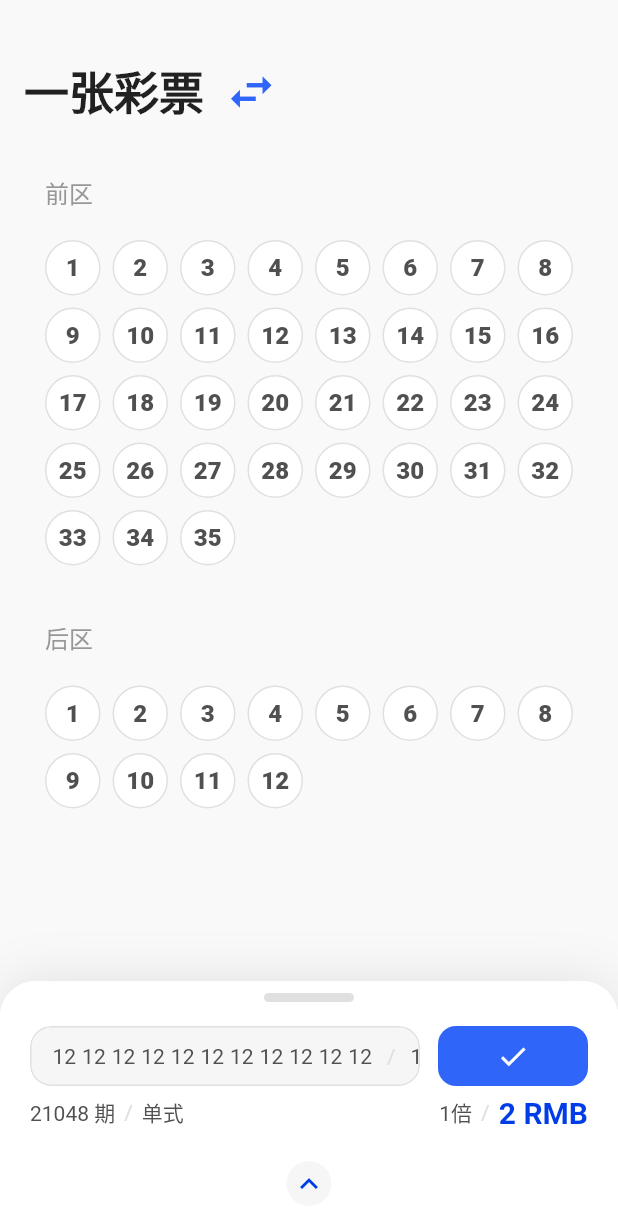
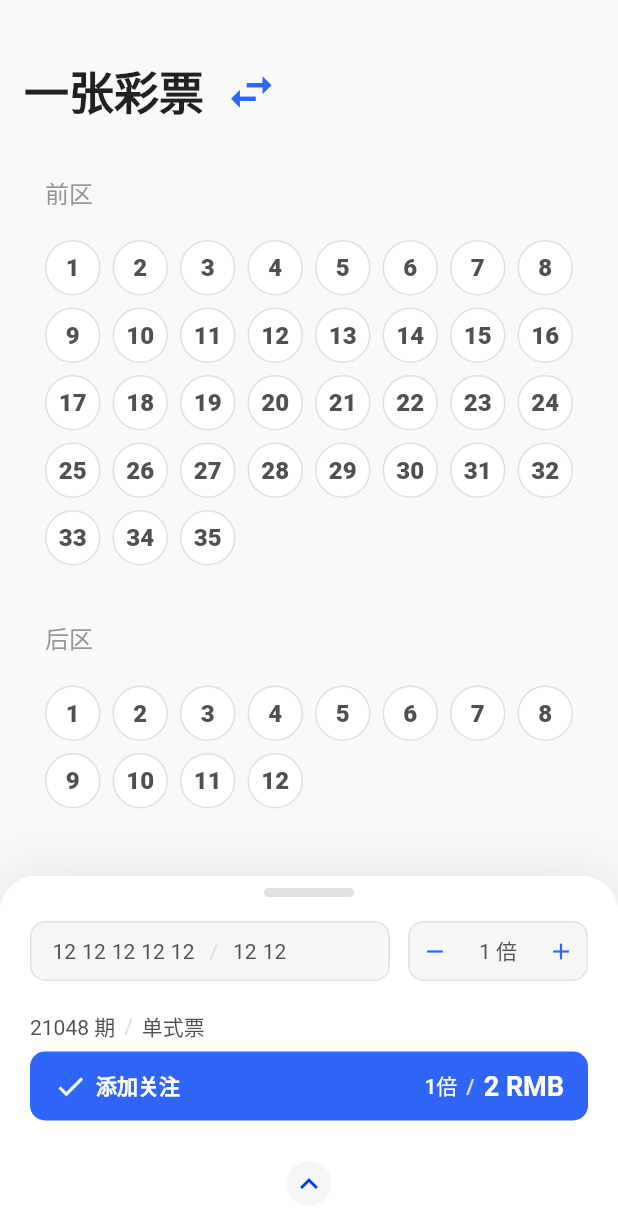
Before and after one commit to ShookLyngs/lyngs-donator, a Flutter app: the screen it shows after launch, on a phone screen of 412 x 824 dp. Shown: the top 1229 px of the screen. Run offline on Flutter 3.47's test engine with Material 2 defaults, Android fonts, the light colour scheme and no system bars; drawn by our look-alikes of sliding_up_panel; our stand-ins replace get.

Commit message:
update(view/generate/panel_collapsed): update layout and styles.

```diff
--- a/lib/pages/generate/body/balls_list.dart
+++ b/lib/pages/generate/body/balls_list.dart
@@ -48,7 +48,7 @@ class GenerateFullBallsList extends GetxWidget<GeneratePageState> {
       ),
 
       // Fixed padding bottom, for cover the positioned panel.
-      SizedBox(height: state.panelMinHeight),
+      SizedBox(height: state.panelMinHeight + 30),
 
     ]));
   }
--- a/lib/pages/generate/generate_panel.dart
+++ b/lib/pages/generate/generate_panel.dart
@@ -84,7 +84,7 @@ class GeneratePanel extends GetxWidget<GeneratePageState> {
                     onPressed: () {},
                     style: TextButton.styleFrom(
                       shape: RoundedRectangleBorder(
-                        borderRadius: BorderRadius.circular(12),
+                        borderRadius: state.innerBorderRadius,
                       ),
                     ),
                     child: Row(children: [
--- a/lib/pages/generate/generate_panel_collapsed.dart
+++ b/lib/pages/generate/generate_panel_collapsed.dart
@@ -35,19 +35,17 @@ class GeneratePanelCollapsed extends GetxWidget<GeneratePageState> {
             ),
             const SizedBox(height: 16),
 
-            // Balls, and subscribe button
+            // Balls, and Times button
             Row(children: [
               Expanded(
                 child: SizedBox(
                   height: 40,
                   child: ClipRRect(
-                    borderRadius: const BorderRadius.all(Radius.circular(14)),
+                    borderRadius: state.innerBorderRadius,
                     child: Container(
                       decoration: BoxDecoration(
                         color: Theme.of(context).backgroundColor,
-                        borderRadius: const BorderRadius.all(
-                          Radius.circular(14),
-                        ),
+                        borderRadius: state.innerBorderRadius,
                         border: Border.all(
                           color: Theme.of(context).dividerColor,
                         ),
@@ -57,6 +55,7 @@ class GeneratePanelCollapsed extends GetxWidget<GeneratePageState> {
                         physics: const BouncingScrollPhysics(),
                         children: [
                           const SizedBox(width: 12),
+
                           const Center(child: Padding(
                             padding: EdgeInsets.symmetric(horizontal: 2),
                             child: Text('12'),
@@ -77,30 +76,7 @@ class GeneratePanelCollapsed extends GetxWidget<GeneratePageState> {
                             padding: EdgeInsets.symmetric(horizontal: 2),
                             child: Text('12'),
                           )),
-                          const Center(child: Padding(
-                            padding: EdgeInsets.symmetric(horizontal: 2),
-                            child: Text('12'),
-                          )),
-                          const Center(child: Padding(
-                            padding: EdgeInsets.symmetric(horizontal: 2),
-                            child: Text('12'),
-                          )),
-                          const Center(child: Padding(
-                            padding: EdgeInsets.symmetric(horizontal: 2),
-                            child: Text('12'),
-                          )),
-                          const Center(child: Padding(
-                            padding: EdgeInsets.symmetric(horizontal: 2),
-                            child: Text('12'),
-                          )),
-                          const Center(child: Padding(
-                            padding: EdgeInsets.symmetric(horizontal: 2),
-                            child: Text('12'),
-                          )),
-                          const Center(child: Padding(
-                            padding: EdgeInsets.symmetric(horizontal: 2),
-                            child: Text('12'),
-                          )),
+
                           Center(child: Padding(
                             padding: const EdgeInsets.symmetric(horizontal: 8),
                             child: Text(
@@ -110,6 +86,7 @@ class GeneratePanelCollapsed extends GetxWidget<GeneratePageState> {
                               ),
                             ),
                           )),
+
                           const Center(child: Padding(
                             padding: EdgeInsets.symmetric(horizontal: 2),
                             child: Text('12'),
@@ -128,29 +105,69 @@ class GeneratePanelCollapsed extends GetxWidget<GeneratePageState> {
               const SizedBox(width: 12),
               SizedBox(
                 height: 40,
-                child: ElevatedButton(
-                  onPressed: () {
-                    Get.changeTheme(Get.isDarkMode ? lightTheme : darkTheme);
-                    print('change theme type, ${Get.isDarkMode}');
-                  },
-                  style: ElevatedButton.styleFrom(
-                    shadowColor: Colors.transparent,
-                    minimumSize: const Size.fromWidth(100),
-                    shape: RoundedRectangleBorder(
-                      borderRadius: BorderRadius.circular(12),
+                width: 120,
+                child: ClipRRect(
+                  borderRadius: state.innerBorderRadius,
+                  child: Container(
+                    decoration: BoxDecoration(
+                      color: Theme.of(context).backgroundColor,
+                      borderRadius: state.innerBorderRadius,
+                      border: Border.all(
+                        color: Theme.of(context).dividerColor,
                       ),
                     ),
                     child: Row(
-                    crossAxisAlignment: CrossAxisAlignment.center,
                       children: [
-                      const Icon(Icons.done, size: 22),
+                        Material(
+                          color: Colors.transparent,
+                          borderRadius: state.innerBorderRadius,
+                          child: SizedBox(
+                            width: 34,
+                            child: IconButton(
+                              onPressed: () {},
+                              padding: const EdgeInsets.all(0),
+                              icon: Icon(
+                                Icons.remove,
+                                size: 18,
+                                color: Theme.of(context).primaryColor,
+                              ),
+                            ),
+                          ),
+                        ),
+
+                        const Spacer(),
+
+                        const Center(child: Padding(
+                          padding: EdgeInsets.symmetric(horizontal: 2),
+                          child: Text('1 倍'),
+                        )),
+
+                        const Spacer(),
+
+                        Material(
+                          color: Colors.transparent,
+                          borderRadius: state.innerBorderRadius,
+                          child: SizedBox(
+                            width: 34,
+                            child: IconButton(
+                              onPressed: () {},
+                              padding: const EdgeInsets.all(0),
+                              icon: Icon(
+                                Icons.add,
+                                size: 18,
+                                color: Theme.of(context).primaryColor,
+                              ),
+                            ),
+                          ),
+                        ),
                       ],
+                    ),
                   ),
                 ),
               ),
             ]),
 
-            const SizedBox(height: 6),
+            const SizedBox(height: 20),
 
             // Information display
             Row(children: [
@@ -163,7 +180,40 @@ class GeneratePanelCollapsed extends GetxWidget<GeneratePageState> {
                 ),
               ),
               const SizedBox(width: 6),
-              const Text('单式'),
+              const Text('单式票'),
+
+              const Spacer(),
+
+
+            ]),
+
+            const SizedBox(height: 6),
+
+            SizedBox(
+              height: 46,
+              child: ElevatedButton(
+                onPressed: () {
+                  Get.changeTheme(Get.isDarkMode ? lightTheme : darkTheme);
+                  print('change theme type, ${Get.isDarkMode}');
+                },
+                style: ElevatedButton.styleFrom(
+                  shadowColor: Colors.transparent,
+                  minimumSize: const Size.fromWidth(100),
+                  shape: RoundedRectangleBorder(
+                    borderRadius: state.innerBorderRadius,
+                  ),
+                ),
+                child: Row(
+                  crossAxisAlignment: CrossAxisAlignment.center,
+                  children: [
+                    const Icon(Icons.done, size: 22),
+                    const SizedBox(width: 6),
+                    const Text(
+                      '添加关注',
+                      style: TextStyle(
+                        fontWeight: FontWeight.w700,
+                      ),
+                    ),
 
                     const Spacer(),
 
@@ -176,15 +226,17 @@ class GeneratePanelCollapsed extends GetxWidget<GeneratePageState> {
                       ),
                     ),
                     const SizedBox(width: 6),
-              Text(
+                    const Text(
                       '2 RMB',
                       style: TextStyle(
-                  fontSize: 20,
+                        fontSize: 18,
                         fontWeight: FontWeight.w700,
-                  color: Theme.of(context).primaryColorDark,
                       ),
                     ),
-            ]),
+                  ],
+                ),
+              ),
+            ),
 
 
             const Spacer(),
--- a/lib/pages/generate/generate_state.dart
+++ b/lib/pages/generate/generate_state.dart
@@ -11,10 +11,13 @@ class GeneratePageState extends GetxController {
   final wrapBorderRadius = const BorderRadius.vertical(
     top: Radius.circular(24),
   );
+  final innerBorderRadius = const BorderRadius.all(
+    Radius.circular(10),
+  );
 
   // Panel min height
   final panelController = PanelController();
-  final panelMinHeight = 170.0;
+  final panelMinHeight = 240.0;
 
   // Panel
   final RxDouble panelPosition = RxDouble(0);
```
Lines whose indentation alone changed are shown as unchanged.
